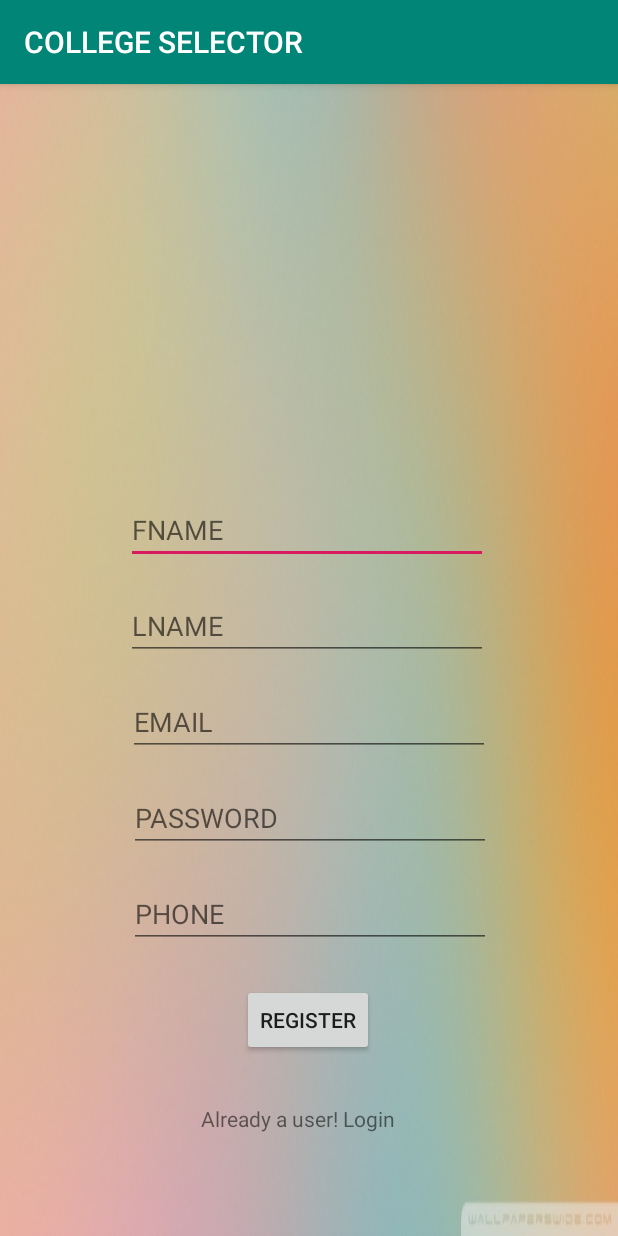
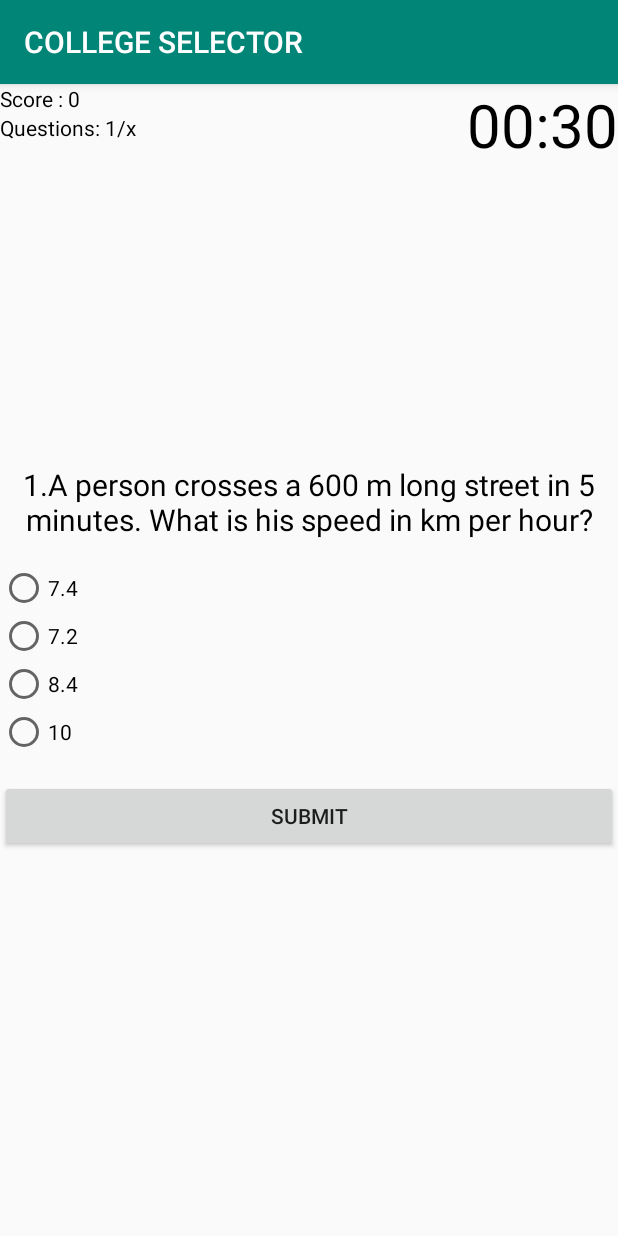
Before and after one commit to 007ravi/CSELECTOR, an Android app: the MainActivity screen opened directly, with no data from a screen before it, on a phone screen of 412 x 824 dp. Run offline under Robolectric (Android 15) with nearby library versions, the phone set to English and light mode, and no system bars; our stand-ins replace ButterKnife.

Commit message:
question & answer

```diff
--- a/app/src/main/java/com/ravi/cslogin/MainActivity.java
+++ b/app/src/main/java/com/ravi/cslogin/MainActivity.java
@@ -1,14 +1,185 @@
 package com.ravi.cslogin;
 
 import android.os.Bundle;
+import android.util.Log;
+import android.view.View;
+import android.widget.Button;
+import android.widget.RadioButton;
+import android.widget.RadioGroup;
+import android.widget.TextView;
 
 
+import org.json.JSONArray;
+import org.json.JSONException;
+import org.json.JSONObject;
+
+import java.io.IOException;
+
 import androidx.appcompat.app.AppCompatActivity;
+import butterknife.BindView;
+import butterknife.ButterKnife;
+import okhttp3.Call;
+import okhttp3.Callback;
+import okhttp3.Response;
 
 public class MainActivity extends AppCompatActivity {
+    private static final String TAG = MainActivity.class.getSimpleName();
+
+    @BindView(R.id.text_view_question)
+    TextView mQuestion;
+    @BindView(R.id.button_confirm_next)
+    Button next;
+    @BindView(R.id.radio_group)
+    RadioGroup choice;
+    @BindView(R.id.optionA)
+    RadioButton oA;
+    @BindView(R.id.optionB)
+    RadioButton oB;
+    @BindView(R.id.optionC)
+    RadioButton oC;
+    @BindView(R.id.optionD)
+    RadioButton oD;
+    @BindView(R.id.score)
+    TextView mScore;
+
+    Network mNetwork;
+
+    String mcq;
+    String coption;
+    String[] woption = new String[3];
+    int score = 0;
+    int answer;
+    int correct;
+    JSONArray questions;
+    int questionIndex = 0;
+
     @Override
     protected void onCreate(Bundle savedInstanceState) {
         super.onCreate(savedInstanceState);
-        setContentView(R.layout.activity_main);
+        setContentView(R.layout.activity_my_ques);
+
+        ButterKnife.bind(this);
+
+        mNetwork = Network.getInstance();
+
+         getMcq();
+
+         choice.setOnCheckedChangeListener(new RadioGroup.OnCheckedChangeListener() {
+             @Override
+             public void onCheckedChanged(RadioGroup group, int checkedId) {
+               answer = checkedId;
+             }
+         });
+
+         next.setOnClickListener(new View.OnClickListener() {
+             @Override
+             public void onClick(View v) {
+                 validate();
+                 questionIndex++;
+                 setDisplay();
+             }
+         });
+
+    }
+
+    private void getMcq() {
+        String url = "https://opentdb.com/api.php?amount=10&category=19&difficulty=medium&type=multiple";
+        mNetwork.makeApiGetRequest(url, new Callback() {
+            @Override
+            public void onFailure(Call call, IOException e) {
+                Log.e(TAG, "Exception Caught", e);
+            }
+
+            @Override
+            public void onResponse(Call call, Response response) throws IOException {
+
+                if (response.body() != null) {
+                    mcq = response.body().string();
+                    parseData();
+                }
+                runOnUiThread(new Runnable() {
+                    @Override
+                    public void run() {
+                        setDisplay();
+                    }
+                });
+            }
+        });
+    }
+
+    private void validate(){
+        if(answer == correct) {
+            score+=4;
+        }
+        else {
+            score-=1;
+        }
+    }
+
+    private void parseData() {
+        Log.i(TAG,"Work");
+        try {
+            JSONObject jsonMcq = new JSONObject(mcq);
+            questions = jsonMcq.getJSONArray("results");
+        } catch (JSONException e) {
+            Log.e(TAG, "Exception Caught", e);
+        }
+    }
+
+    private void setDisplay() {
+        JSONObject ques = null;
+        try {
+            ques = questions.getJSONObject(questionIndex);
+
+            JSONArray incorrectArray = ques.getJSONArray("incorrect_answers");
+
+            woption[0] = incorrectArray.getString(0);
+            woption[1] = incorrectArray.getString(1);
+            woption[2] = incorrectArray.getString(2);
+
+            coption = ques.getString("correct_answer");
+            Log.i(TAG, ques.getString("question"));
+
+            String[] options = new String[4];
+            int random = (int)(Math.random() * (4-1) + 1);
+
+            options[random] = coption+"correct";
+
+            int k=0;
+            for(int i=0;i<4;i++){
+                if(i != random) {
+                    options[i] = woption[k];
+                    k++;
+                }
+                else
+                {
+                    switch (i)
+                    {
+                        case 0 :correct = oA.getId();
+                                break;
+                        case 1 : correct = oB.getId();
+                                break;
+                        case 2 :correct = oC.getId();
+                                break;
+                        case 3 :correct = oD.getId();
+                                break;
+                    }
+                }
+            }
+
+            mQuestion.setText(ques.getString("question"));
+
+            mScore.setText("Score : " + score );
+            oA.setText(options[0]);
+            oB.setText(options[1]);
+            oC.setText(options[2]);
+            oD.setText(options[3]);
+
+
+            Log.i(TAG, ques.getString("question"));
+            mQuestion.setText(ques.getString("question"));
+        } catch (JSONException e) {
+            Log.e(TAG, "Exception Caught", e);
+        }
     }
 }
--- a/app/src/main/java/com/ravi/cslogin/loginpage.java
+++ b/app/src/main/java/com/ravi/cslogin/loginpage.java
@@ -72,7 +72,7 @@ public class loginpage extends AppCompatActivity {
 
     private void login(String email, String password) {
 
-        String loginUrl = "http://192.168.43.194:3000/api/login";
+        String loginUrl = "http://192.168.1.3:3000/api/login";
         JSONObject json = new JSONObject();
 
         try {
--- a/app/src/main/res/layout/activity_main.xml
+++ b/app/src/main/res/layout/activity_main.xml
@@ -12,32 +12,14 @@
         android:layout_width="241dp"
         android:layout_height="40dp"
         android:layout_marginStart="8dp"
-        android:layout_marginTop="8dp"
         android:layout_marginEnd="8dp"
-        android:layout_marginBottom="24dp"
+        android:layout_marginBottom="36dp"
         android:ems="10"
         android:hint="FNAME"
         android:inputType="textPersonName"
-        app:layout_constraintBottom_toTopOf="@+id/txtlname"
-        app:layout_constraintEnd_toEndOf="parent"
-        app:layout_constraintHorizontal_bias="0.493"
-        app:layout_constraintStart_toStartOf="parent"
-        app:layout_constraintTop_toTopOf="parent"
-        app:layout_constraintVertical_bias="1.0" />
-
-    <EditText
-        android:id="@+id/txtlname"
-        android:layout_width="241dp"
-        android:layout_height="40dp"
-        android:layout_marginStart="8dp"
-        android:layout_marginEnd="16dp"
-        android:layout_marginBottom="24dp"
-        android:ems="10"
-        android:hint="LNAME"
-        android:inputType="textPersonName"
         app:layout_constraintBottom_toTopOf="@+id/txtemail"
         app:layout_constraintEnd_toEndOf="parent"
-        app:layout_constraintHorizontal_bias="0.52"
+        app:layout_constraintHorizontal_bias="0.506"
         app:layout_constraintStart_toStartOf="parent" />
 
     <EditText
@@ -46,12 +28,13 @@
         android:layout_height="40dp"
         android:layout_marginStart="8dp"
         android:layout_marginEnd="8dp"
-        android:layout_marginBottom="24dp"
+        android:layout_marginBottom="36dp"
         android:ems="10"
         android:hint="EMAIL"
         android:inputType="textPersonName"
         app:layout_constraintBottom_toTopOf="@+id/txtpass"
         app:layout_constraintEnd_toEndOf="parent"
+        app:layout_constraintHorizontal_bias="0.493"
         app:layout_constraintStart_toStartOf="parent" />
 
     <EditText
@@ -60,7 +43,7 @@
         android:layout_height="40dp"
         android:layout_marginStart="16dp"
         android:layout_marginEnd="8dp"
-        android:layout_marginBottom="24dp"
+        android:layout_marginBottom="52dp"
         android:ems="10"
         android:hint="PHONE"
         android:inputType="textPersonName"
@@ -75,7 +58,7 @@
         android:layout_height="wrap_content"
         android:layout_marginStart="16dp"
         android:layout_marginEnd="16dp"
-        android:layout_marginBottom="32dp"
+        android:layout_marginBottom="28dp"
         android:text="REGISTER"
         app:layout_constraintBottom_toTopOf="@+id/btnbacklogin"
         app:layout_constraintEnd_toEndOf="parent"
@@ -88,7 +71,7 @@
         android:layout_height="40dp"
         android:layout_marginStart="8dp"
         android:layout_marginEnd="8dp"
-        android:layout_marginBottom="24dp"
+        android:layout_marginBottom="36dp"
         android:ems="10"
         android:hint="PASSWORD"
         android:inputType="textPassword"
@@ -110,4 +93,19 @@
         app:layout_constraintHorizontal_bias="0.493"
         app:layout_constraintStart_toStartOf="parent" />
 
+    <TextView
+        android:id="@+id/msgBox"
+        android:layout_width="160dp"
+        android:layout_height="37dp"
+        android:layout_marginStart="8dp"
+        android:layout_marginTop="8dp"
+        android:layout_marginEnd="8dp"
+        android:layout_marginBottom="8dp"
+        app:layout_constraintBottom_toTopOf="@+id/txtfname"
+        app:layout_constraintEnd_toEndOf="parent"
+        app:layout_constraintHorizontal_bias="0.497"
+        app:layout_constraintStart_toStartOf="parent"
+        app:layout_constraintTop_toTopOf="parent"
+        app:layout_constraintVertical_bias="0.889" />
+
 </androidx.constraintlayout.widget.ConstraintLayout>
--- /dev/null
+++ b/app/src/main/res/layout/activity_my_ques.xml
@@ -0,0 +1,85 @@
+<?xml version="1.0" encoding="utf-8"?>
+<RelativeLayout xmlns:android="http://schemas.android.com/apk/res/android"
+    xmlns:app="http://schemas.android.com/apk/res-auto"
+    xmlns:tools="http://schemas.android.com/tools"
+    android:layout_width="match_parent"
+    android:layout_height="match_parent">
+
+    <TextView
+        android:id="@+id/score"
+        android:layout_width="wrap_content"
+        android:layout_height="wrap_content"
+        android:text="Score : 0"
+        android:textColor="@android:color/black" />
+
+    <TextView
+        android:id="@+id/text_view_questionCount"
+        android:layout_width="wrap_content"
+        android:layout_height="wrap_content"
+        android:layout_below="@id/score"
+        android:text="Questions: 1/x"
+        android:textColor="@android:color/black" />
+
+    <TextView
+        android:id="@+id/text_view_countdown"
+        android:layout_width="wrap_content"
+        android:layout_height="wrap_content"
+        android:layout_alignParentEnd="true"
+        android:text="00:30"
+        android:textColor="@android:color/black"
+        android:textSize="40sp"
+        android:layout_alignParentRight="true" />
+
+    <TextView
+        android:id="@+id/text_view_question"
+        android:layout_width="match_parent"
+        android:layout_height="wrap_content"
+        android:layout_above="@+id/radio_group"
+        android:layout_marginBottom="16dp"
+        android:text="1.A person crosses a 600 m long street in 5 minutes. What is his speed in km per hour?"
+        android:textAlignment="center"
+        android:textColor="@android:color/black"
+        android:textSize="20sp" />
+    //7.2
+    <RadioGroup
+        android:id="@+id/radio_group"
+        android:layout_width="wrap_content"
+        android:layout_height="wrap_content"
+        android:layout_centerVertical="true">
+
+        <RadioButton
+            android:id="@+id/optionA"
+            android:layout_width="wrap_content"
+            android:layout_height="wrap_content"
+            android:text="7.4" />
+
+        <RadioButton
+            android:id="@+id/optionB"
+            android:layout_width="wrap_content"
+            android:layout_height="wrap_content"
+            android:text="7.2" />
+
+        <RadioButton
+            android:id="@+id/optionC"
+            android:layout_width="wrap_content"
+            android:layout_height="wrap_content"
+            android:text="8.4" />
+
+        <RadioButton
+            android:id="@+id/optionD"
+            android:layout_width="wrap_content"
+            android:layout_height="wrap_content"
+            android:checked="false"
+            android:text="10" />
+
+    </RadioGroup>
+
+    <Button
+        android:id="@+id/button_confirm_next"
+        android:layout_width="match_parent"
+        android:layout_height="wrap_content"
+        android:layout_below="@+id/radio_group"
+        android:layout_marginTop="16dp"
+        android:text="Submit" />
+
+</RelativeLayout>
```
Also changed, not shown: app/src/main/java/com/ravi/cslogin/signuppage.java (+10 -2 lines), app/src/main/res/layout/activity_exam_quiz.xml (added, +80 -0 lines).
